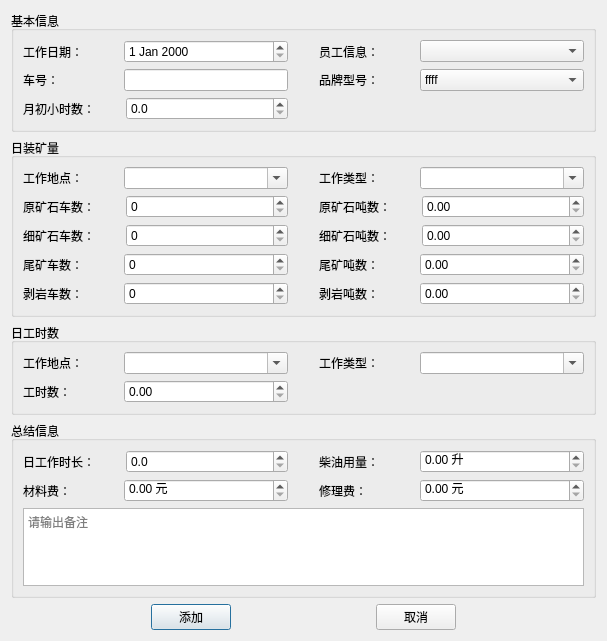
Qt form adddayworkdialog.ui (chksong/MineCarsManage) before a commit.
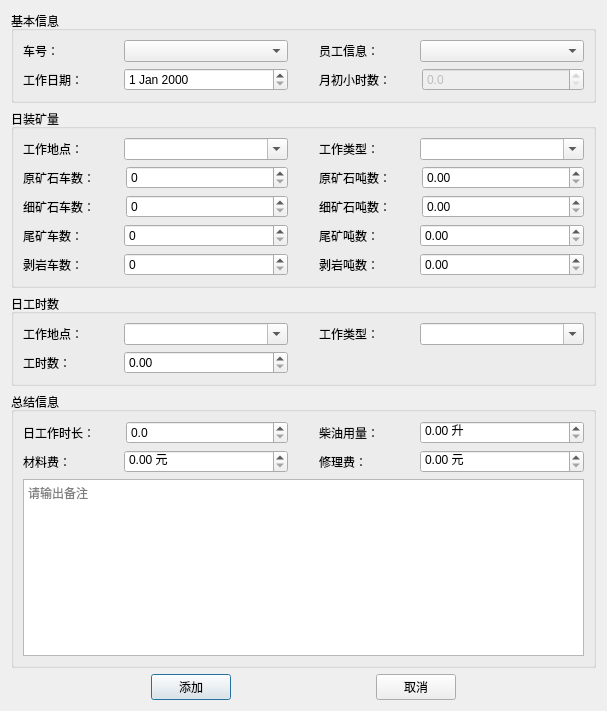
The same form after that commit.

Commit message: 日常工作 车号，车号发生了关联

```diff
--- a/adddayworkdialog.ui
+++ b/adddayworkdialog.ui
@@ -7,7 +7,7 @@
     <x>0</x>
     <y>0</y>
     <width>607</width>
-    <height>641</height>
+    <height>711</height>
    </rect>
   </property>
   <property name="windowTitle">
@@ -19,23 +19,27 @@
      <property name="title">
       <string>基本信息</string>
      </property>
-     <layout class="QVBoxLayout" name="verticalLayout_2" stretch="1,1,1">
+     <layout class="QVBoxLayout" name="verticalLayout_2" stretch="1,1">
       <item>
        <layout class="QHBoxLayout" name="horizontalLayout_3">
         <property name="spacing">
          <number>31</number>
         </property>
         <item>
-         <layout class="QHBoxLayout" name="horizontalLayout" stretch="3,7">
+         <layout class="QHBoxLayout" name="horizontalLayout_5" stretch="3,7">
           <item>
-           <widget class="QLabel" name="label_3">
+           <widget class="QLabel" name="label_4">
             <property name="text">
-             <string>工作日期：</string>
+             <string>车号：</string>
             </property>
            </widget>
           </item>
           <item>
-           <widget class="QDateEdit" name="dateEdit_add"/>
+           <widget class="QComboBox" name="comboBox_cardid">
+            <property name="editable">
+             <bool>false</bool>
+            </property>
+           </widget>
           </item>
          </layout>
         </item>
@@ -56,59 +60,24 @@
        </layout>
       </item>
       <item>
-       <layout class="QHBoxLayout" name="horizontalLayout_6">
+       <layout class="QHBoxLayout" name="horizontalLayout_4">
         <property name="spacing">
          <number>31</number>
         </property>
         <item>
-         <layout class="QHBoxLayout" name="horizontalLayout_4" stretch="3,7">
+         <layout class="QHBoxLayout" name="horizontalLayout" stretch="3,7">
           <item>
-           <widget class="QLabel" name="label_2">
+           <widget class="QLabel" name="label_3">
             <property name="text">
-             <string>车号：</string>
+             <string>工作日期：</string>
             </property>
            </widget>
           </item>
           <item>
-           <widget class="QLineEdit" name="lineEdit_cardid"/>
+           <widget class="QDateEdit" name="dateEdit_add"/>
           </item>
          </layout>
         </item>
-        <item>
-         <layout class="QHBoxLayout" name="horizontalLayout_5" stretch="3,7">
-          <item>
-           <widget class="QLabel" name="label_4">
-            <property name="text">
-             <string>品牌型号：</string>
-            </property>
-           </widget>
-          </item>
-          <item>
-           <widget class="QComboBox" name="comboBox_carclass">
-            <property name="editable">
-             <bool>false</bool>
-            </property>
-            <item>
-             <property name="text">
-              <string>ffff</string>
-             </property>
-            </item>
-            <item>
-             <property name="text">
-              <string>ffff</string>
-             </property>
-            </item>
-           </widget>
-          </item>
-         </layout>
-        </item>
-       </layout>
-      </item>
-      <item>
-       <layout class="QHBoxLayout" name="horizontalLayout_22" stretch="1,1">
-        <property name="spacing">
-         <number>31</number>
-        </property>
         <item>
          <layout class="QHBoxLayout" name="horizontalLayout_20" stretch="3,7">
           <item>
@@ -120,6 +89,9 @@
           </item>
           <item>
            <widget class="QDoubleSpinBox" name="doubleSpinBox_hoursOfMonth">
+            <property name="enabled">
+             <bool>false</bool>
+            </property>
             <property name="decimals">
              <number>1</number>
             </property>
@@ -127,30 +99,6 @@
           </item>
          </layout>
         </item>
-        <item>
-         <layout class="QHBoxLayout" name="horizontalLayout_21">
-          <item>
-           <widget class="QLabel" name="label_14">
-            <property name="text">
-             <string/>
-            </property>
-           </widget>
-          </item>
-          <item>
-           <spacer name="horizontalSpacer">
-            <property name="orientation">
-             <enum>Qt::Horizontal</enum>
-            </property>
-            <property name="sizeHint" stdset="0">
-             <size>
-              <width>40</width>
-              <height>20</height>
-             </size>
-            </property>
-           </spacer>
-          </item>
-         </layout>
-        </item>
        </layout>
       </item>
      </layout>
```
The commit also changes 2 other files.
